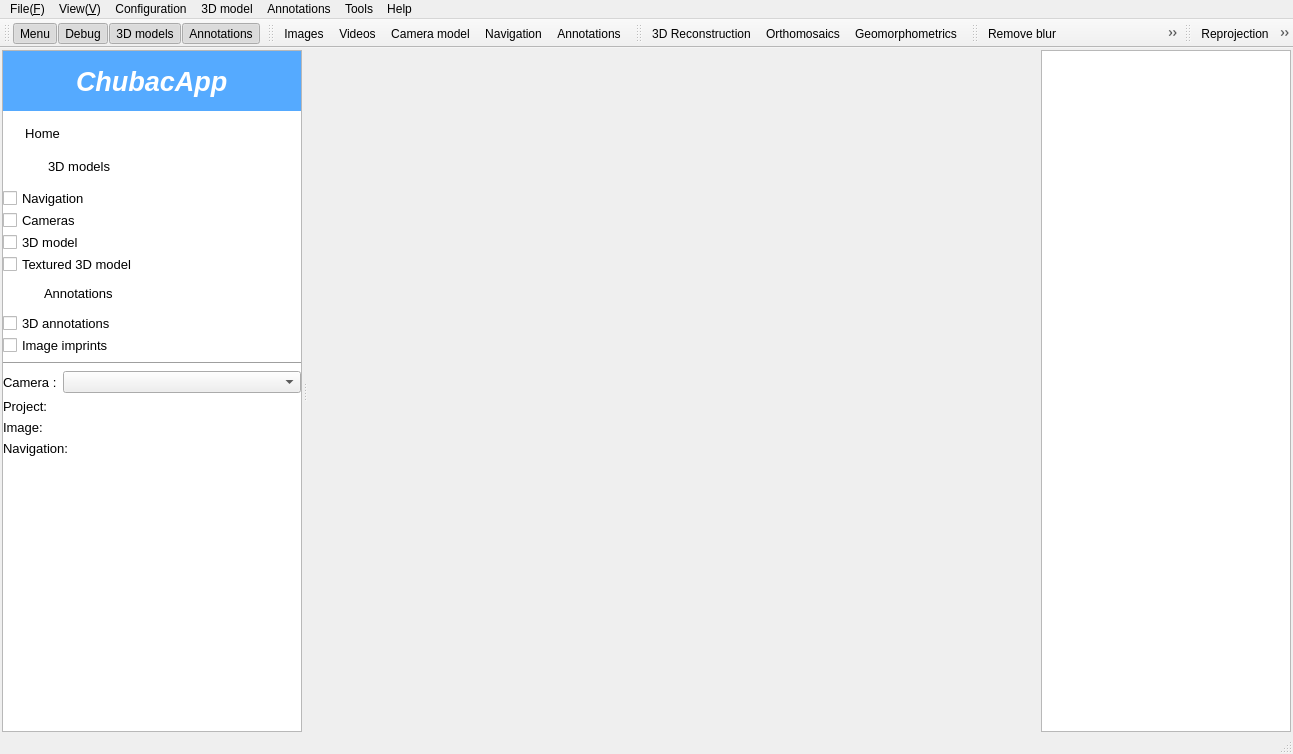
This is UI/menu.ui in marinmarcillat/ChubacappV2 as Qt 5 draws it before an edit. The edited form follows.
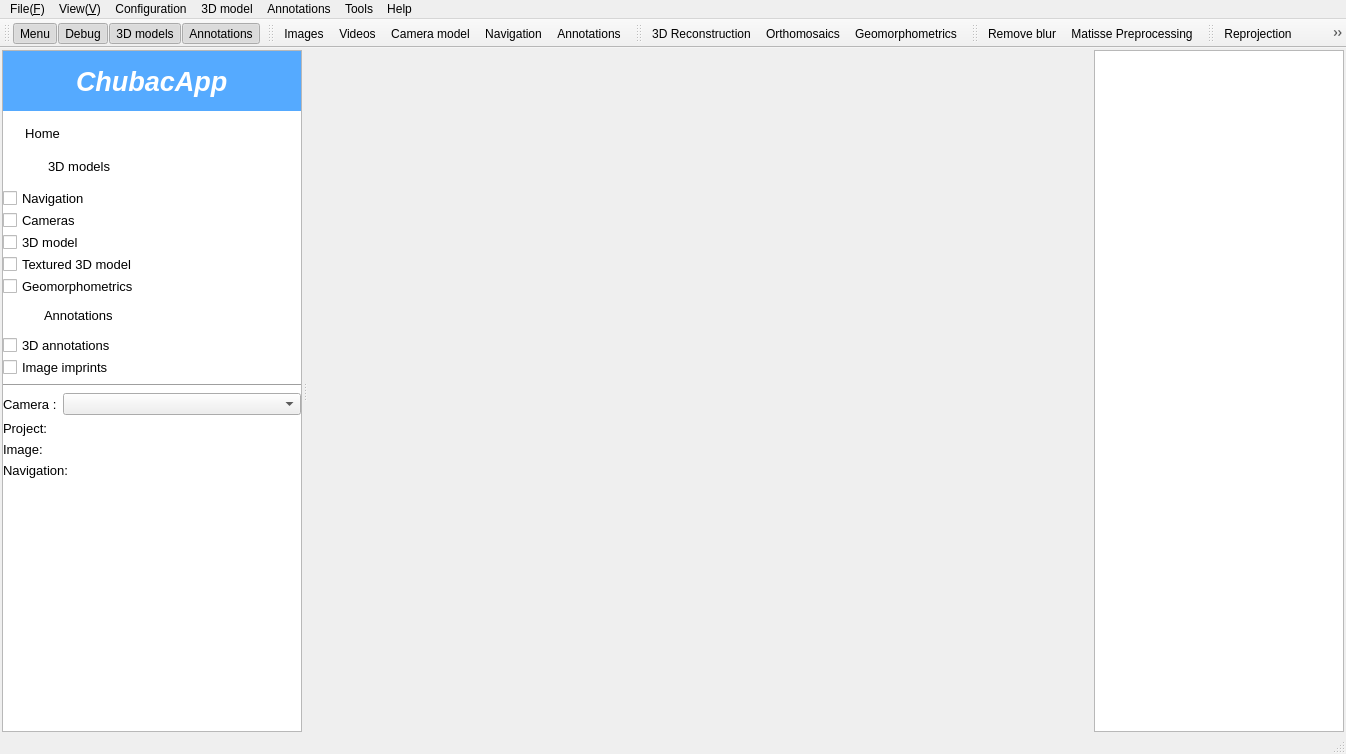
This is the edited form. Icons and pictures are not drawn. Custom widgets are drawn as their Qt base class.

Patch:
```diff
--- a/UI/menu.ui
+++ b/UI/menu.ui
@@ -6,7 +6,7 @@
    <rect>
     <x>0</x>
     <y>0</y>
-    <width>1293</width>
+    <width>1346</width>
     <height>754</height>
    </rect>
   </property>
@@ -444,6 +444,22 @@
                  </property>
                 </widget>
                </item>
+               <item>
+                <widget class="QCheckBox" name="GeomLayer">
+                 <property name="font">
+                  <font>
+                   <pointsize>10</pointsize>
+                  </font>
+                 </property>
+                 <property name="text">
+                  <string>Geomorphometrics</string>
+                 </property>
+                 <property name="icon">
+                  <iconset resource="icons/resource.qrc">
+                   <normaloff>:/icons/slope.ico</normaloff>:/icons/slope.ico</iconset>
+                 </property>
+                </widget>
+               </item>
               </layout>
              </widget>
             </item>
@@ -784,7 +800,7 @@
     <rect>
      <x>0</x>
      <y>0</y>
-     <width>1293</width>
+     <width>1346</width>
      <height>21</height>
     </rect>
    </property>
```
Left out of the diff: 10 changed lines with no effect on the pictures.
